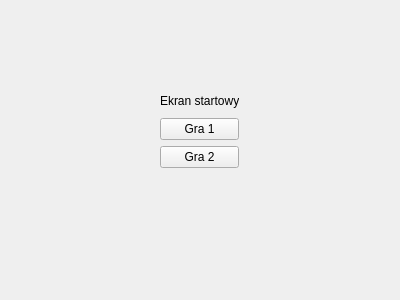
The window that gui/ui/startPage.ui (Kornacy/HG20_Shell) describes before a commit, drawn with Qt 5.
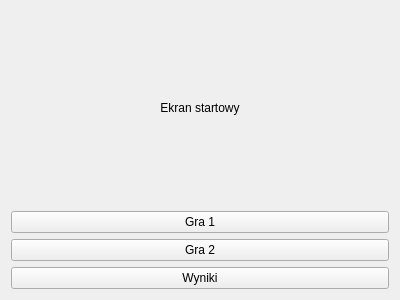
The same window after the commit.

What changed in the file:
```diff
--- a/gui/ui/startPage.ui
+++ b/gui/ui/startPage.ui
@@ -10,24 +10,26 @@
     <height>300</height>
    </rect>
   </property>
+  <property name="sizePolicy">
+   <sizepolicy hsizetype="Expanding" vsizetype="Expanding">
+    <horstretch>1</horstretch>
+    <verstretch>1</verstretch>
+   </sizepolicy>
+  </property>
   <property name="windowTitle">
    <string>Form</string>
   </property>
-  <widget class="QWidget" name="">
-   <property name="geometry">
-    <rect>
-     <x>160</x>
-     <y>90</y>
-     <width>79</width>
-     <height>78</height>
-    </rect>
-   </property>
+  <layout class="QVBoxLayout" name="verticalLayout_2">
+   <item>
    <layout class="QVBoxLayout" name="verticalLayout">
     <item>
      <widget class="QLabel" name="label">
       <property name="text">
        <string>Ekran startowy</string>
       </property>
+       <property name="alignment">
+        <set>Qt::AlignmentFlag::AlignCenter</set>
+       </property>
      </widget>
     </item>
     <item>
@@ -44,8 +46,16 @@
       </property>
      </widget>
     </item>
-   </layout>
-  </widget>
+     <item>
+      <widget class="QPushButton" name="resultsButton">
+       <property name="text">
+        <string>Wyniki</string>
+       </property>
+      </widget>
+     </item>
+    </layout>
+   </item>
+  </layout>
  </widget>
  <resources/>
  <connections/>
```
Lines whose indentation alone changed are shown as unchanged.
